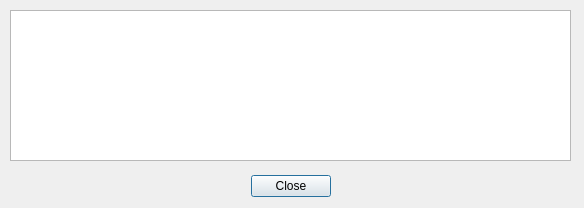
This is dlgaircraftdetails.ui in xquiet/yaflight as Qt 5 draws it before an edit. The edited form follows.
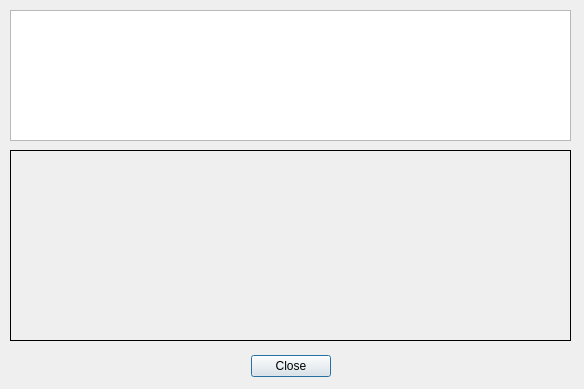
This is the edited form.

Diff of the .ui file:
```diff
--- a/dlgaircraftdetails.ui
+++ b/dlgaircraftdetails.ui
@@ -7,7 +7,7 @@
     <x>0</x>
     <y>0</y>
     <width>584</width>
-    <height>208</height>
+    <height>389</height>
    </rect>
   </property>
   <property name="windowTitle">
@@ -17,7 +17,7 @@
    <property name="geometry">
     <rect>
      <x>10</x>
-     <y>170</y>
+     <y>350</y>
      <width>561</width>
      <height>32</height>
     </rect>
@@ -38,10 +38,26 @@
      <x>10</x>
      <y>10</y>
      <width>561</width>
-     <height>151</height>
+     <height>131</height>
     </rect>
    </property>
   </widget>
+  <widget class="QLabel" name="lblAircraft">
+   <property name="geometry">
+    <rect>
+     <x>10</x>
+     <y>150</y>
+     <width>561</width>
+     <height>191</height>
+    </rect>
+   </property>
+   <property name="styleSheet">
+    <string notr="true">border: 1px ridge #000</string>
+   </property>
+   <property name="text">
+    <string/>
+   </property>
+  </widget>
  </widget>
  <resources/>
  <connections>
```
